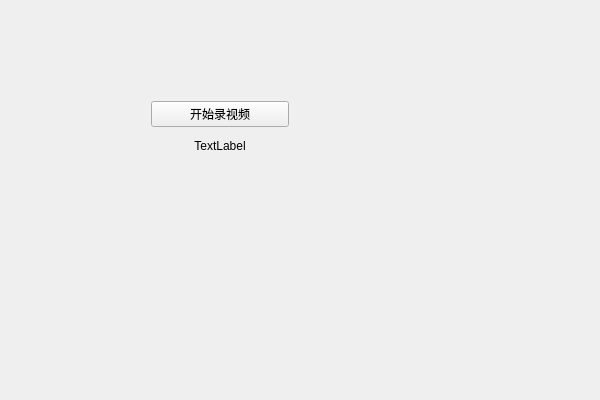
The window that 14_record_video/14_record_video/MainWindow.ui (lxq-02/learnFFmpeg) describes before a commit, drawn with Qt 5.
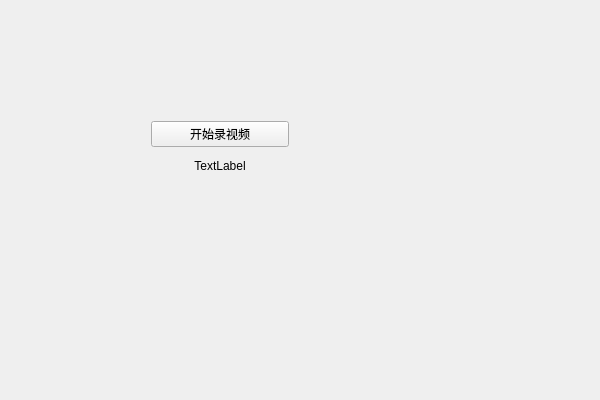
The same window after the commit.

The edit to the form file:
```diff
--- a/14_record_video/14_record_video/MainWindow.ui
+++ b/14_record_video/14_record_video/MainWindow.ui
@@ -1,7 +1,7 @@
 <?xml version="1.0" encoding="UTF-8"?>
 <ui version="4.0">
  <class>MainWindowClass</class>
- <widget class="QMainWindow" name="MainWindowClass">
+ <widget class="QWidget" name="MainWindowClass">
   <property name="geometry">
    <rect>
     <x>0</x>
@@ -13,12 +13,11 @@
   <property name="windowTitle">
    <string>MainWindow</string>
   </property>
-  <widget class="QWidget" name="centralWidget">
    <widget class="QWidget" name="verticalLayoutWidget">
     <property name="geometry">
      <rect>
       <x>140</x>
-      <y>90</y>
+     <y>110</y>
       <width>160</width>
       <height>80</height>
      </rect>
@@ -32,7 +31,10 @@
       </widget>
      </item>
      <item>
-      <widget class="QLabel" name="timeLabel">
+     <widget class="QLabel" name="label">
+      <property name="layoutDirection">
+       <enum>Qt::LeftToRight</enum>
+      </property>
        <property name="text">
         <string>TextLabel</string>
        </property>
@@ -42,7 +44,6 @@
       </widget>
      </item>
     </layout>
-   </widget>
   </widget>
  </widget>
  <layoutdefault spacing="6" margin="11"/>
```
Left out of the diff: 2 changed lines with no effect on the pictures. Lines whose indentation alone changed are shown as unchanged.
